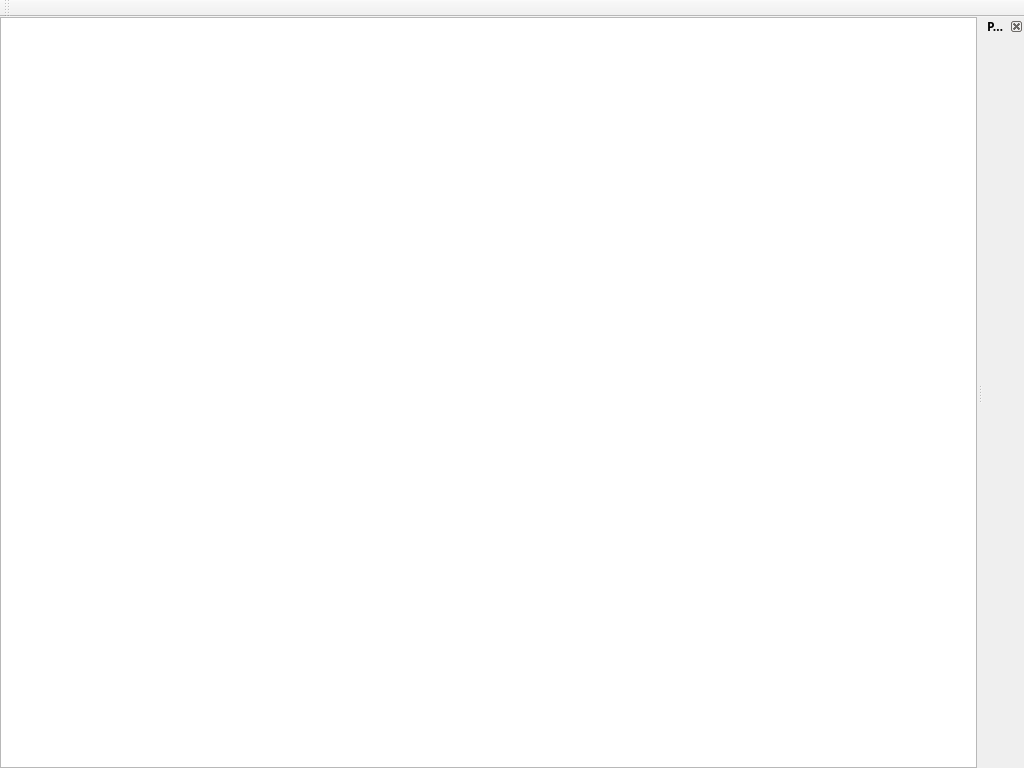
Before: the Qt Designer form source/MainWindow.ui in citic/botNeumann, drawn with Qt 5.
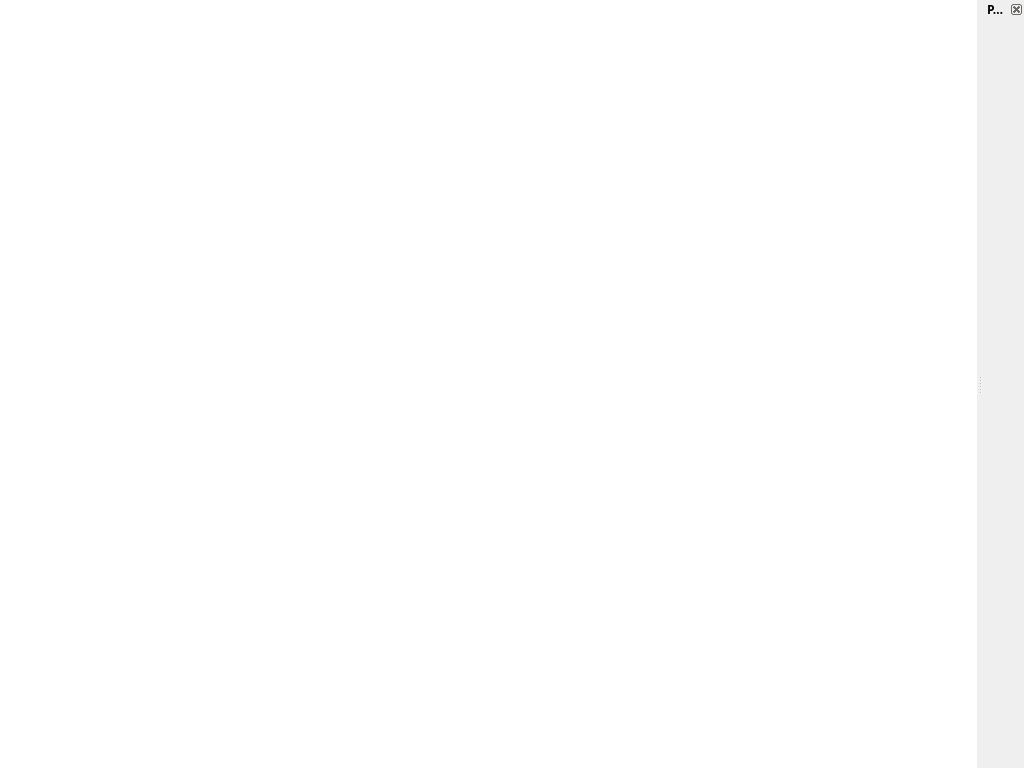
After: the same form once the commit is applied.

Commit message: Removed menu bar, tool bar, and borders. An empty scene is used

Diff of the .ui file:
```diff
--- a/source/MainWindow.ui
+++ b/source/MainWindow.ui
@@ -41,28 +41,20 @@
      <number>0</number>
     </property>
     <item>
-     <widget class="QGraphicsView" name="graphicsView"/>
+     <widget class="QGraphicsView" name="graphicsView">
+      <property name="frameShape">
+       <enum>QFrame::NoFrame</enum>
+      </property>
+      <property name="verticalScrollBarPolicy">
+       <enum>Qt::ScrollBarAlwaysOff</enum>
+      </property>
+      <property name="horizontalScrollBarPolicy">
+       <enum>Qt::ScrollBarAlwaysOff</enum>
+      </property>
+     </widget>
     </item>
    </layout>
   </widget>
-  <widget class="QMenuBar" name="menuBar">
-   <property name="geometry">
-    <rect>
-     <x>0</x>
-     <y>0</y>
-     <width>1024</width>
-     <height>22</height>
-    </rect>
-   </property>
-  </widget>
-  <widget class="QToolBar" name="mainToolBar">
-   <attribute name="toolBarArea">
-    <enum>TopToolBarArea</enum>
-   </attribute>
-   <attribute name="toolBarBreak">
-    <bool>false</bool>
-   </attribute>
-  </widget>
   <widget class="QDockWidget" name="dockWidget">
    <property name="enabled">
     <bool>true</bool>
```
The commit also changes 2 other files.
